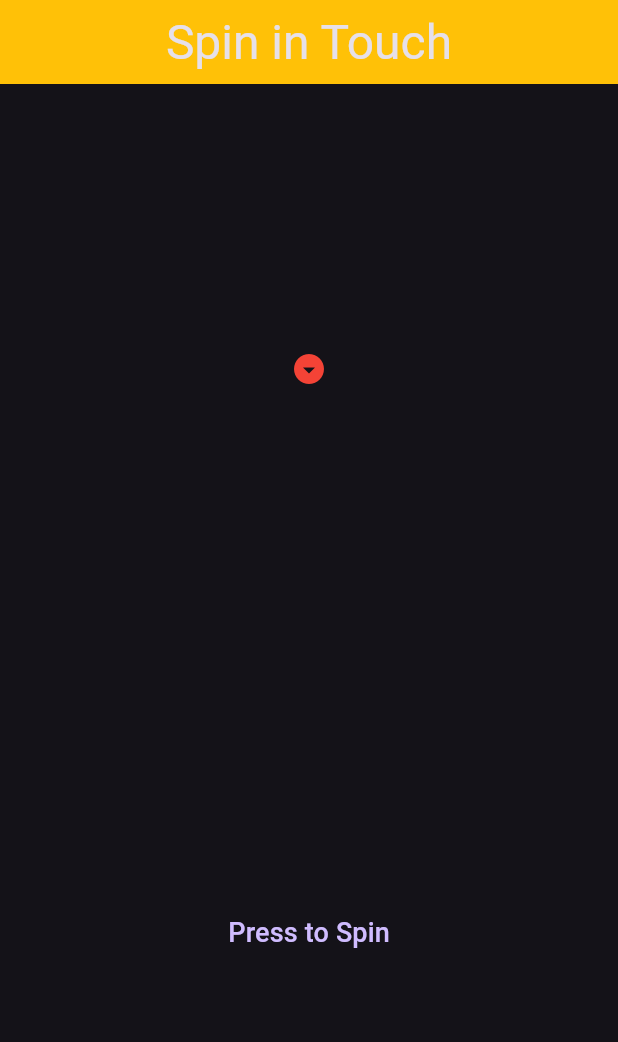
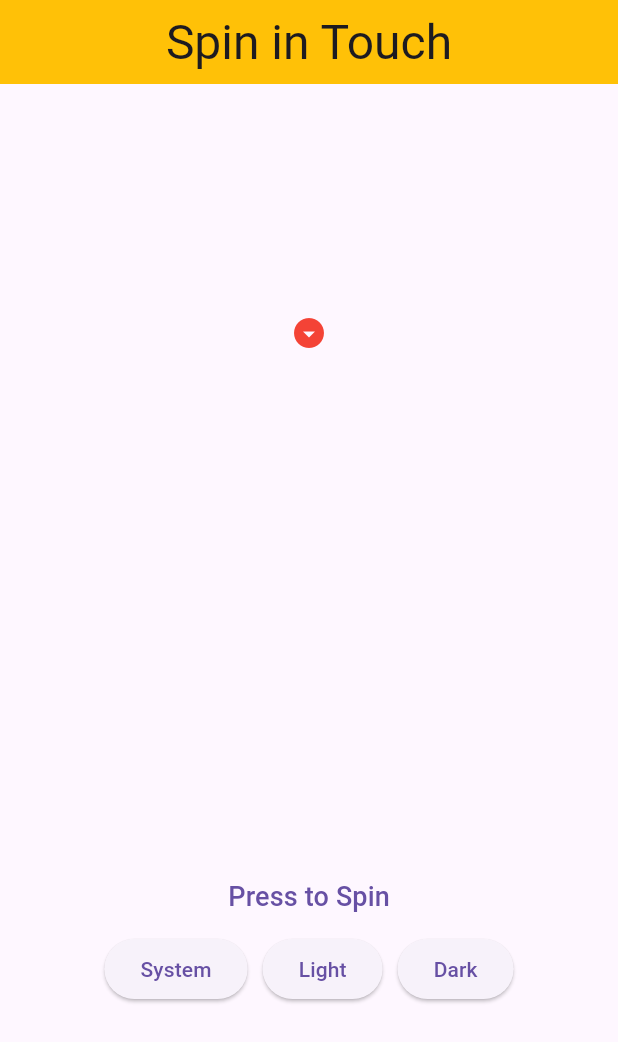
Before and after one commit to SiddharthJoshi1/spin-in-touch, a Flutter app: the screen it shows after launch, on a phone screen of 412 x 824 dp. Shown: the top 1042 px of the screen. Run offline on Flutter 3.47's test engine with Material 3 defaults, Android fonts, the phone set to English and light mode, and no system bars; our stand-ins replace bloc, flutter_bloc, freezed_annotation, get_it, hydrated_bloc.

Commit message:
feat: added a quick theme toggler

```diff
--- a/spin_in_touch/lib/app.dart
+++ b/spin_in_touch/lib/app.dart
@@ -1,6 +1,8 @@
 import 'package:flutter/material.dart';
+import 'package:flutter_bloc/flutter_bloc.dart';
 import 'package:get_it/get_it.dart';
 import 'package:spin_in_touch/Domain/Repos/spinner_repository.dart';
+import 'package:spin_in_touch/features/theme/cubit/theme_cubit.dart';
 import 'package:spin_in_touch/home_page.dart';
 
 class MyApp extends StatelessWidget {
@@ -8,13 +10,25 @@ class MyApp extends StatelessWidget {
 
   @override
   Widget build(BuildContext context) {
-    return MaterialApp(
-      title: 'Spinner',
-      theme: ThemeData(
-        brightness: Brightness.dark,
-        useMaterial3: true,
-      ),
-      home: HomePage(spinnerRepository: GetIt.instance<SpinnerRepository>(),)
+    return
+    BlocBuilder<ThemeCubit, ThemeState>(
+      builder: (context, state) {
+        return     MaterialApp(
+        title: 'Spinner',
+        themeMode: state.themeMode,
+        darkTheme: ThemeData(
+          brightness: Brightness.dark,
+          useMaterial3: true,
+        ),
+        theme: ThemeData(
+
+          useMaterial3: true,
+        ),
+        home: HomePage(
+          spinnerRepository: GetIt.instance<SpinnerRepository>(),
+        ));
+      },
     );
+
   }
 }
--- a/spin_in_touch/lib/features/spinner/widgets/spinner.dart
+++ b/spin_in_touch/lib/features/spinner/widgets/spinner.dart
@@ -2,7 +2,7 @@ import 'package:flutter/material.dart';
 import 'package:flutter_bloc/flutter_bloc.dart';
 import 'package:spin_in_touch/features/spinner/bloc/cubit/spinner_cubit.dart';
 
-import '../pages/spinning_wheel.dart';
+import 'spinning_wheel.dart';
 
 class SpinnerWidget extends StatelessWidget {
   const SpinnerWidget({super.key});
--- a/spin_in_touch/lib/features/spinner/pages/spinning_wheel.dart
+++ b/spin_in_touch/lib/features/spinner/widgets/spinning_wheel.dart
@@ -5,6 +5,7 @@ import 'package:get_it/get_it.dart';
 import 'package:spin_in_touch/features/spinner/bloc/cubit/spinner_cubit.dart';
 import 'package:spin_in_touch/features/spinner/models/section.dart';
 import 'package:spin_in_touch/features/spinner/utils/spinner_utils.dart';
+import '../../theme/widgets/theme_toggle.dart';
 import 'custom_painter.dart';
 
 class SpinningWheel extends StatefulWidget {
@@ -111,6 +112,7 @@ class _SpinningWheelState extends State<SpinningWheel>
                   )
                 ])
               : const SizedBox.shrink(),
+              ThemeToggle()
         ]);
   }
 
--- /dev/null
+++ b/spin_in_touch/lib/features/theme/cubit/theme_cubit.dart
@@ -0,0 +1,27 @@
+import 'package:flutter/material.dart';
+import 'package:freezed_annotation/freezed_annotation.dart';
+import 'package:hydrated_bloc/hydrated_bloc.dart';
+
+part 'theme_state.dart';
+part 'theme_cubit.freezed.dart';
+
+class ThemeCubit extends HydratedCubit<ThemeState> {
+  @override
+  ThemeState? fromJson(Map<String, dynamic> json) {
+    return ThemeState(ThemeMode.values.firstWhere(
+        (element) => element.name == json["themeMode"],
+        orElse: () => ThemeMode.system));
+  }
+
+  @override
+  Map<String, dynamic>? toJson(ThemeState state) {
+    return {"themeMode": state.themeMode.name};
+  }
+
+  ThemeCubit() : super(const ThemeState(ThemeMode.system));
+
+  void setTheme(ThemeMode themeMode) {
+    emit(state.copyWith(themeMode: themeMode));
+  }
+
+}
--- /dev/null
+++ b/spin_in_touch/lib/features/theme/cubit/theme_state.dart
@@ -0,0 +1,6 @@
+part of 'theme_cubit.dart';
+
+@freezed
+class ThemeState with _$ThemeState {
+  const factory ThemeState(ThemeMode themeMode) = _ThemeState;
+}
--- /dev/null
+++ b/spin_in_touch/lib/features/theme/widgets/theme_toggle.dart
@@ -0,0 +1,34 @@
+import 'package:flutter/material.dart';
+import 'package:flutter_bloc/flutter_bloc.dart';
+import 'package:spin_in_touch/features/theme/cubit/theme_cubit.dart';
+
+class ThemeToggle extends StatelessWidget {
+  const ThemeToggle({super.key});
+
+  @override
+  Widget build(BuildContext context) {
+    // TODO: implement build
+    return  Row(
+        mainAxisAlignment: MainAxisAlignment.center,
+        children: [
+          ElevatedButton(
+            onPressed: () =>
+                context.read<ThemeCubit>().setTheme(ThemeMode.system),
+            child: Text('System'),
+          ),
+          SizedBox(width: 10),
+          ElevatedButton(
+            onPressed: () =>
+                context.read<ThemeCubit>().setTheme(ThemeMode.light),
+            child: Text('Light'),
+          ),
+          SizedBox(width: 10),
+          ElevatedButton(
+            onPressed: () =>
+                context.read<ThemeCubit>().setTheme(ThemeMode.dark),
+            child: Text('Dark'),
+          ),
+        ],
+      );
+  }
+}
--- a/spin_in_touch/pubspec.yaml
+++ b/spin_in_touch/pubspec.yaml
@@ -40,6 +40,8 @@ dependencies:
   json_annotation: ^4.9.0
   bloc: ^8.1.4
   get_it: ^8.0.2
+  hydrated_bloc: ^9.1.5
+  path_provider: ^2.1.4
 
 dev_dependencies:
   flutter_test:
```
Also changed, not shown: spin_in_touch/lib/main.dart (+17 -2 lines), spin_in_touch/lib/features/spinner/widgets/custom_painter.dart (renamed from spin_in_touch/lib/features/spinner/pages/custom_painter.dart), spin_in_touch/lib/features/theme/cubit/theme_cubit.freezed.dart (added), 1 other file.
